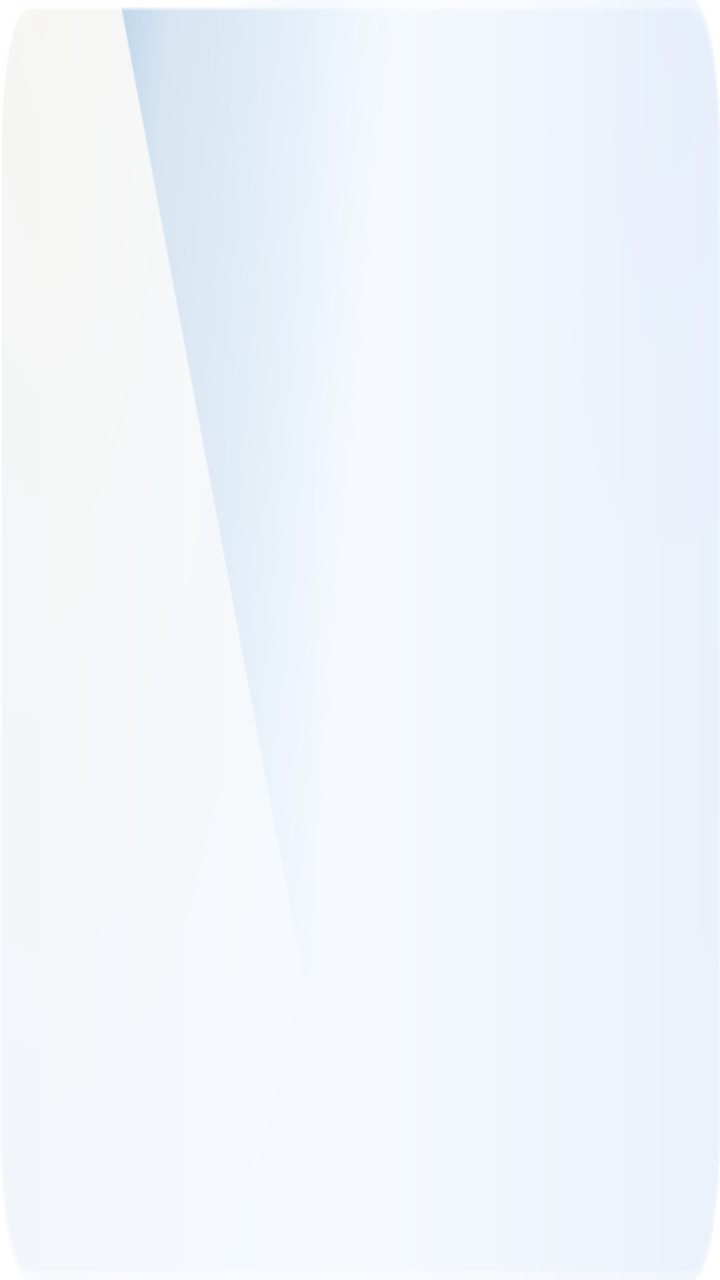
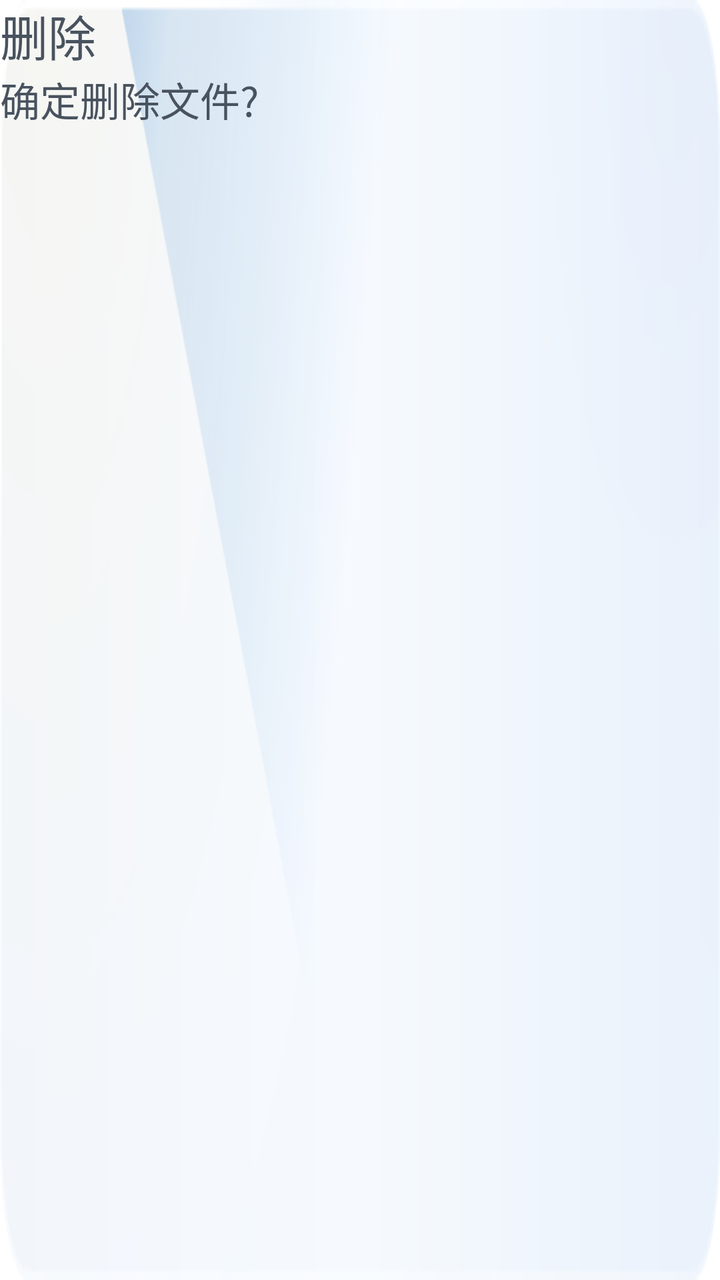

Compare the two renders of this Android layout. The source of the first and the diff that turns it into the second are given below.
<!-- AndroidManifest.xml: application theme AppTheme -->
<!-- res/layout/layout_delete_picture_dialog.xml -->
<?xml version="1.0" encoding="utf-8"?>
<FrameLayout xmlns:android="http://schemas.android.com/apk/res/android"
    android:layout_width="880px"
    android:layout_height="296px"
    android:background="@mipmap/img_bg_dialog">


</FrameLayout>
<!-- resources referenced by this layout -->
<resources>
  <!-- mipmap img_bg_dialog: png bitmap (mipmap-hdpi, 19644 bytes) -->
  <style name="AppTheme" parent="Theme.AppCompat.Light.NoActionBar">
  
          <item name="colorPrimary">@color/color_transparent</item>
          <item name="colorPrimaryDark">@color/color_transparent</item>
          <item name="colorAccent">@color/color_transparent</item>
          <item name="android:windowBackground">@color/white</item>
  
          <item name="android:windowTranslucentNavigation">false</item>
          <item name="android:windowTranslucentStatus">false</item>
          <item name="android:windowIsTranslucent">false</item>
  
          <item name="android:windowAnimationStyle">@style/Animation</item>
  
      </style>
  <color name="color_transparent">#00000000</color>
  <color name="white">#FFFFFFFF</color>
  <style name="Animation">
          <item name="android:activityOpenEnterAnimation">@null</item>
          <item name="android:activityOpenExitAnimation">@null</item>
          <item name="android:activityCloseEnterAnimation">@null</item>
          <item name="android:activityCloseExitAnimation">@null</item>
          <item name="android:taskOpenEnterAnimation">@null</item>
          <item name="android:taskOpenExitAnimation">@null</item>
          <item name="android:taskCloseEnterAnimation">@null</item>
          <item name="android:taskCloseExitAnimation">@null</item>
          <item name="android:taskToFrontEnterAnimation">@null</item>
          <item name="android:taskToFrontExitAnimation">@null</item>
          <item name="android:taskToBackEnterAnimation">@null</item>
          <item name="android:taskToBackExitAnimation">@null</item>
      </style>
</resources>

<!-- the commit's change to res/layout/layout_delete_picture_dialog.xml (unified diff, before → after) -->
@@ -4,5 +4,31 @@
     android:layout_height="296px"
     android:background="@mipmap/img_bg_dialog">
 
+    <LinearLayout
+        android:layout_width="match_parent"
+        android:layout_height="match_parent"
+        android:orientation="vertical" >
+
+        <TextView
+            android:layout_width="wrap_content"
+            android:layout_height="wrap_content"
+            android:layout_gravity="center_vertical"
+            android:fontFamily="@font/alibabapuhuiti_3_65_medium"
+            android:textColor="@color/color_49535F"
+            android:textSize="24sp"
+            android:text="删除" />
+
+        <TextView
+            android:layout_width="wrap_content"
+            android:layout_height="wrap_content"
+            android:layout_gravity="center_vertical"
+            android:fontFamily="@font/alibabapuhuiti_3_65_medium"
+            android:textColor="@color/color_49535F"
+            android:textSize="20sp"
+            android:text="确定删除文件?" />
+
+
+    </LinearLayout>
+
 
 </FrameLayout>
<!-- resource entries referenced after the edit -->
@@ -1,5 +1,6 @@
 <!-- resources referenced by this layout -->
 <resources>
+  <color name="color_49535F">#49535F</color>
   <!-- mipmap img_bg_dialog: png bitmap (mipmap-hdpi, 19644 bytes) -->
   <style name="AppTheme" parent="Theme.AppCompat.Light.NoActionBar">
   
